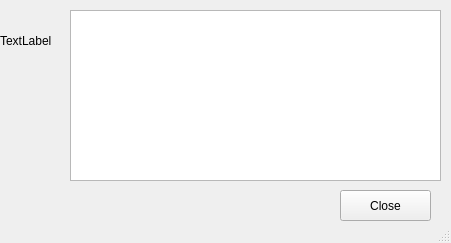
Above: windows/light_theme/about_programm_window.ui from DARK-LORD-linux/Qt_Alarm_Clock_project before the change. Below: the same form after it.
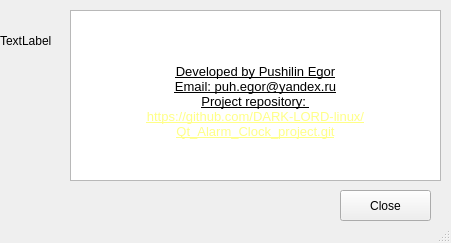
That is the form after the change. Icons and pictures are not drawn.

Diff of the .ui file:
```diff
--- a/windows/light_theme/about_programm_window.ui
+++ b/windows/light_theme/about_programm_window.ui
@@ -2146,12 +2146,12 @@
 p, li { white-space: pre-wrap; }
 &lt;/style&gt;&lt;/head&gt;&lt;body style=&quot; font-family:'JetBrains Mono'; font-size:10pt; font-weight:400; font-style:normal;&quot;&gt;
 &lt;p align=&quot;center&quot; style=&quot; margin-top:0px; margin-bottom:0px; margin-left:0px; margin-right:0px; -qt-block-indent:0; text-indent:0px;&quot;&gt;&lt;span style=&quot; font-size:12pt; color:#ffffff;&quot;&gt;Qt Alarm Clock&lt;/span&gt;&lt;/p&gt;
-&lt;p align=&quot;center&quot; style=&quot;-qt-paragraph-type:empty; margin-top:0px; margin-bottom:0px; margin-left:0px; margin-right:0px; -qt-block-indent:0; text-indent:0px; font-size:12pt; color:#ffffff;&quot;&gt;&lt;br /&gt;&lt;/p&gt;
 &lt;p align=&quot;center&quot; style=&quot; margin-top:0px; margin-bottom:0px; margin-left:0px; margin-right:0px; -qt-block-indent:0; text-indent:0px;&quot;&gt;&lt;span style=&quot; color:#ffffff;&quot;&gt;Qt Alarm Clock it is programm for creating reminds.&lt;/span&gt;&lt;/p&gt;
-&lt;p align=&quot;center&quot; style=&quot;-qt-paragraph-type:empty; margin-top:0px; margin-bottom:0px; margin-left:0px; margin-right:0px; -qt-block-indent:0; text-indent:0px; color:#ffffff;&quot;&gt;&lt;br /&gt;&lt;/p&gt;
-&lt;p align=&quot;center&quot; style=&quot;-qt-paragraph-type:empty; margin-top:0px; margin-bottom:0px; margin-left:0px; margin-right:0px; -qt-block-indent:0; text-indent:0px; color:#ffffff;&quot;&gt;&lt;br /&gt;&lt;/p&gt;
-&lt;p align=&quot;center&quot; style=&quot; margin-top:0px; margin-bottom:0px; margin-left:0px; margin-right:0px; -qt-block-indent:0; text-indent:0px;&quot;&gt;&lt;span style=&quot; text-decoration: underline; color:#ffffff;&quot;&gt;Developed by Pushilin Egor&lt;/span&gt;&lt;/p&gt;
-&lt;p align=&quot;center&quot; style=&quot; margin-top:0px; margin-bottom:0px; margin-left:0px; margin-right:0px; -qt-block-indent:0; text-indent:0px;&quot;&gt;&lt;span style=&quot; text-decoration: underline; color:#ffffff;&quot;&gt;Email: puh.egor@yandex.ru&lt;/span&gt;&lt;/p&gt;&lt;/body&gt;&lt;/html&gt;</string>
+&lt;p align=&quot;center&quot; style=&quot;-qt-paragraph-type:empty; margin-top:0px; margin-bottom:0px; margin-left:0px; margin-right:0px; -qt-block-indent:0; text-indent:0px;&quot;&gt;&lt;br /&gt;&lt;/p&gt;
+&lt;p align=&quot;center&quot; style=&quot; margin-top:0px; margin-bottom:0px; margin-left:0px; margin-right:0px; -qt-block-indent:0; text-indent:0px;&quot;&gt;&lt;span style=&quot; text-decoration: underline;&quot;&gt;Developed by Pushilin Egor&lt;/span&gt;&lt;/p&gt;
+&lt;p align=&quot;center&quot; style=&quot; margin-top:0px; margin-bottom:0px; margin-left:0px; margin-right:0px; -qt-block-indent:0; text-indent:0px;&quot;&gt;&lt;span style=&quot; text-decoration: underline;&quot;&gt;Email: puh.egor@yandex.ru&lt;/span&gt;&lt;/p&gt;
+&lt;p align=&quot;center&quot; style=&quot; margin-top:0px; margin-bottom:0px; margin-left:0px; margin-right:0px; -qt-block-indent:0; text-indent:0px;&quot;&gt;&lt;span style=&quot; text-decoration: underline;&quot;&gt;Project repository: &lt;/span&gt;&lt;/p&gt;
+&lt;p align=&quot;center&quot; style=&quot; margin-top:0px; margin-bottom:0px; margin-left:0px; margin-right:0px; -qt-block-indent:0; text-indent:0px;&quot;&gt;&lt;span style=&quot; text-decoration: underline; color:#ffff87;&quot;&gt;https://github.com/DARK-LORD-linux/Qt_Alarm_Clock_project.git&lt;/span&gt;&lt;/p&gt;&lt;/body&gt;&lt;/html&gt;</string>
     </property>
    </widget>
    <widget class="QLabel" name="progect_logo">
```
